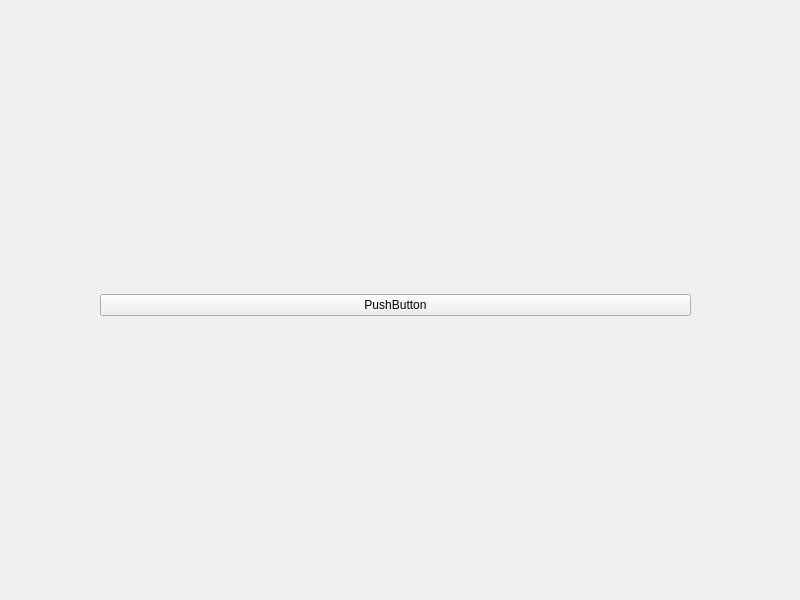
sorrtory/elkavolk, file mainwindow.ui: the form before one commit.
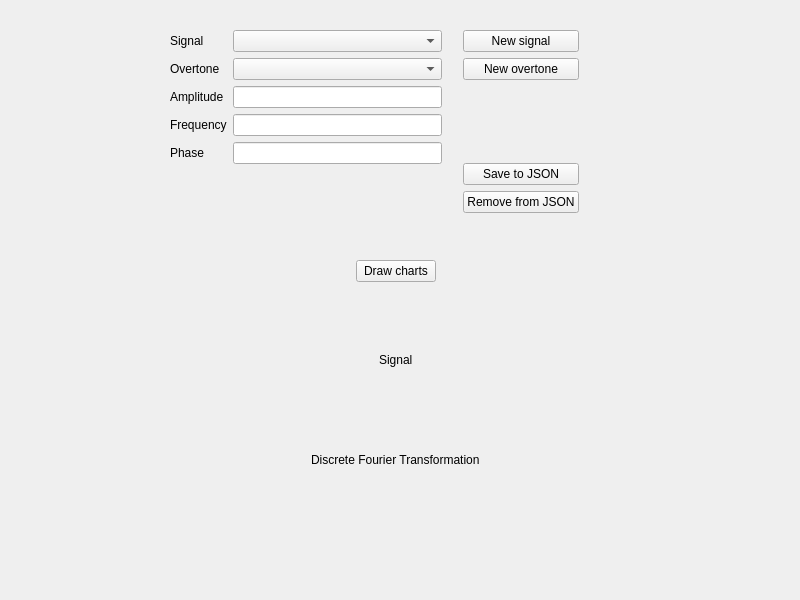
The form after the commit.

Diff of the .ui file:
```diff
--- a/mainwindow.ui
+++ b/mainwindow.ui
@@ -20,19 +20,263 @@
    <widget class="QWidget" name="verticalLayoutWidget">
     <property name="geometry">
      <rect>
-      <x>100</x>
-      <y>110</y>
-      <width>591</width>
-      <height>391</height>
+      <x>20</x>
+      <y>260</y>
+      <width>751</width>
+      <height>221</height>
      </rect>
     </property>
     <layout class="QVBoxLayout" name="verticalLayout">
      <item>
-      <widget class="QPushButton" name="pushButton">
-       <property name="text">
-        <string>PushButton</string>
-       </property>
-      </widget>
+      <layout class="QHBoxLayout" name="horizontalLayout">
+       <item>
+        <spacer name="horizontalSpacer">
+         <property name="orientation">
+          <enum>Qt::Horizontal</enum>
+         </property>
+         <property name="sizeHint" stdset="0">
+          <size>
+           <width>40</width>
+           <height>20</height>
+          </size>
+         </property>
+        </spacer>
+       </item>
+       <item>
+        <widget class="QPushButton" name="drawChartsButton">
+         <property name="text">
+          <string>Draw charts</string>
+         </property>
+        </widget>
+       </item>
+       <item>
+        <spacer name="horizontalSpacer_2">
+         <property name="orientation">
+          <enum>Qt::Horizontal</enum>
+         </property>
+         <property name="sizeHint" stdset="0">
+          <size>
+           <width>40</width>
+           <height>20</height>
+          </size>
+         </property>
+        </spacer>
+       </item>
+      </layout>
+     </item>
+     <item>
+      <layout class="QVBoxLayout" name="verticalLayout_6">
+       <item>
+        <widget class="QWidget" name="signal_widget" native="true"/>
+       </item>
+       <item>
+        <layout class="QHBoxLayout" name="horizontalLayout_4">
+         <item>
+          <spacer name="horizontalSpacer_3">
+           <property name="orientation">
+            <enum>Qt::Horizontal</enum>
+           </property>
+           <property name="sizeHint" stdset="0">
+            <size>
+             <width>40</width>
+             <height>20</height>
+            </size>
+           </property>
+          </spacer>
+         </item>
+         <item>
+          <widget class="QLabel" name="label">
+           <property name="text">
+            <string>Signal</string>
+           </property>
+          </widget>
+         </item>
+         <item>
+          <spacer name="horizontalSpacer_4">
+           <property name="orientation">
+            <enum>Qt::Horizontal</enum>
+           </property>
+           <property name="sizeHint" stdset="0">
+            <size>
+             <width>40</width>
+             <height>20</height>
+            </size>
+           </property>
+          </spacer>
+         </item>
+        </layout>
+       </item>
+      </layout>
+     </item>
+     <item>
+      <layout class="QVBoxLayout" name="verticalLayout_7">
+       <item>
+        <widget class="QWidget" name="dft_widget" native="true"/>
+       </item>
+       <item>
+        <layout class="QHBoxLayout" name="horizontalLayout_6">
+         <item>
+          <spacer name="horizontalSpacer_5">
+           <property name="orientation">
+            <enum>Qt::Horizontal</enum>
+           </property>
+           <property name="sizeHint" stdset="0">
+            <size>
+             <width>40</width>
+             <height>20</height>
+            </size>
+           </property>
+          </spacer>
+         </item>
+         <item>
+          <widget class="QLabel" name="label_2">
+           <property name="text">
+            <string>Discrete Fourier Transformation</string>
+           </property>
+          </widget>
+         </item>
+         <item>
+          <spacer name="horizontalSpacer_6">
+           <property name="orientation">
+            <enum>Qt::Horizontal</enum>
+           </property>
+           <property name="sizeHint" stdset="0">
+            <size>
+             <width>40</width>
+             <height>20</height>
+            </size>
+           </property>
+          </spacer>
+         </item>
+        </layout>
+       </item>
+      </layout>
+     </item>
+    </layout>
+   </widget>
+   <widget class="QWidget" name="layoutWidget">
+    <property name="geometry">
+     <rect>
+      <x>170</x>
+      <y>30</y>
+      <width>409</width>
+      <height>183</height>
+     </rect>
+    </property>
+    <layout class="QHBoxLayout" name="horizontalLayout_3">
+     <item>
+      <layout class="QFormLayout" name="formLayout">
+       <item row="0" column="1">
+        <widget class="QComboBox" name="signal"/>
+       </item>
+       <item row="1" column="0">
+        <widget class="QLabel" name="label_7">
+         <property name="text">
+          <string>Overtone</string>
+         </property>
+        </widget>
+       </item>
+       <item row="1" column="1">
+        <widget class="QComboBox" name="overtone"/>
+       </item>
+       <item row="2" column="0">
+        <widget class="QLabel" name="label_4">
+         <property name="text">
+          <string>Amplitude</string>
+         </property>
+        </widget>
+       </item>
+       <item row="2" column="1">
+        <widget class="QLineEdit" name="amplitude"/>
+       </item>
+       <item row="3" column="0">
+        <widget class="QLabel" name="label_5">
+         <property name="text">
+          <string>Frequency</string>
+         </property>
+        </widget>
+       </item>
+       <item row="3" column="1">
+        <widget class="QLineEdit" name="frequency"/>
+       </item>
+       <item row="4" column="0">
+        <widget class="QLabel" name="label_6">
+         <property name="text">
+          <string>Phase</string>
+         </property>
+        </widget>
+       </item>
+       <item row="4" column="1">
+        <widget class="QLineEdit" name="phase"/>
+       </item>
+       <item row="0" column="0">
+        <widget class="QLabel" name="label_3">
+         <property name="text">
+          <string>Signal</string>
+         </property>
+        </widget>
+       </item>
+      </layout>
+     </item>
+     <item>
+      <layout class="QHBoxLayout" name="horizontalLayout_2">
+       <item>
+        <layout class="QVBoxLayout" name="verticalLayout_4">
+         <property name="leftMargin">
+          <number>15</number>
+         </property>
+         <item>
+          <layout class="QVBoxLayout" name="verticalLayout_3">
+           <item>
+            <widget class="QPushButton" name="pushButton_3">
+             <property name="text">
+              <string>New signal</string>
+             </property>
+            </widget>
+           </item>
+           <item>
+            <widget class="QPushButton" name="pushButton_4">
+             <property name="text">
+              <string>New overtone</string>
+             </property>
+            </widget>
+           </item>
+          </layout>
+         </item>
+         <item>
+          <spacer name="verticalSpacer">
+           <property name="orientation">
+            <enum>Qt::Vertical</enum>
+           </property>
+           <property name="sizeHint" stdset="0">
+            <size>
+             <width>20</width>
+             <height>40</height>
+            </size>
+           </property>
+          </spacer>
+         </item>
+         <item>
+          <layout class="QVBoxLayout" name="verticalLayout_2">
+           <item>
+            <widget class="QPushButton" name="pushButton">
+             <property name="text">
+              <string>Save to JSON</string>
+             </property>
+            </widget>
+           </item>
+           <item>
+            <widget class="QPushButton" name="pushButton_2">
+             <property name="text">
+              <string>Remove from JSON</string>
+             </property>
+            </widget>
+           </item>
+          </layout>
+         </item>
+        </layout>
+       </item>
+      </layout>
      </item>
     </layout>
    </widget>
```
Left out of the diff: 6 changed lines with no effect on the pictures.
